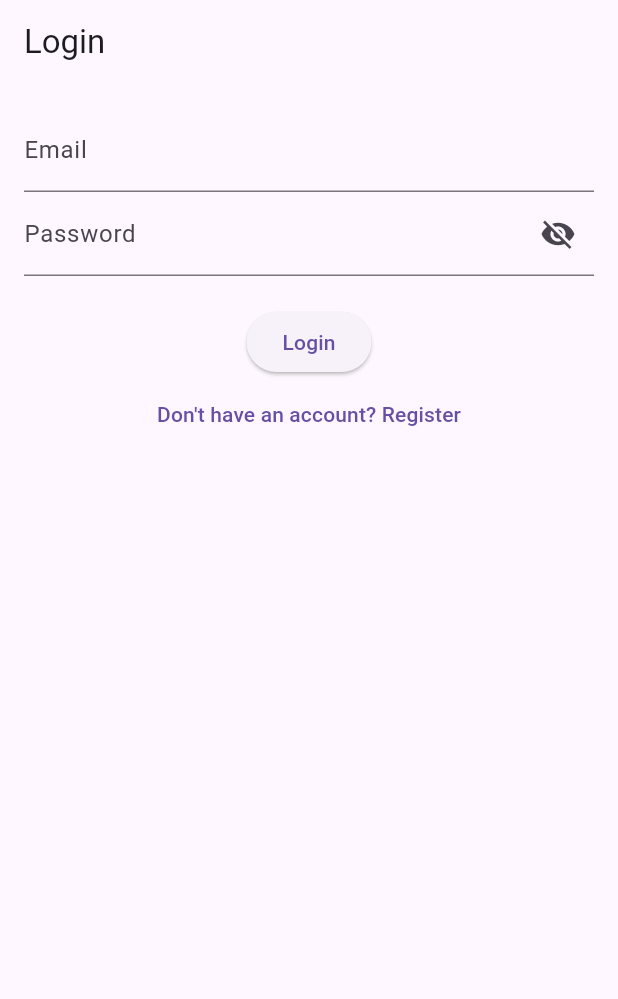
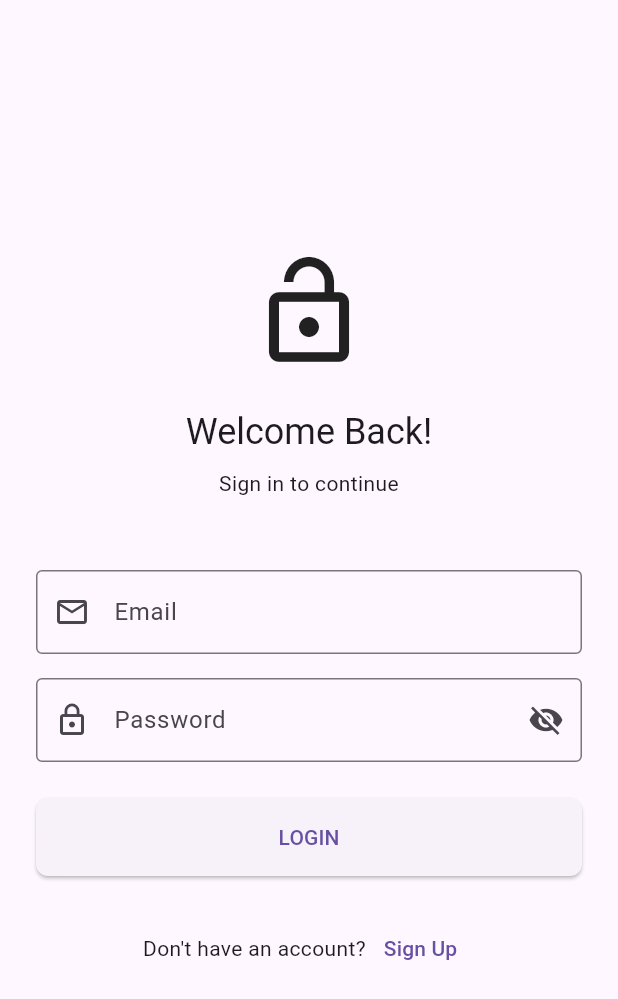
Before and after one commit to ashimsap/dummy_app, a Flutter app: the screen it shows after launch, on a phone screen of 412 x 824 dp. Shown: the top 999 px of the screen. Run offline on Flutter 3.47's test engine with Material 3 defaults, Android fonts, the phone set to English and light mode, and no system bars; our stand-ins replace flutter_riverpod.

Commit message:
updates on the login and register form ui.

```diff
--- a/lib/ui/screens/homapage.dart
+++ b/lib/ui/screens/homapage.dart
@@ -38,7 +38,7 @@ class HomeScreen extends ConsumerWidget {
 
 
     return Scaffold(
-      appBar: AppBar(title: Text('Home')),
+      appBar: AppBar(title: Text('Satate Testing with Riverpod')),
       body: Center(
         child: Column(
           mainAxisAlignment: MainAxisAlignment.center,
@@ -46,7 +46,7 @@ class HomeScreen extends ConsumerWidget {
             Text('You are logged in!'),
             SizedBox(height: 20),
             Text(
-              'Session expires in: ${authState.remainingSeconds} seconds',
+              'Session will expire in: ${authState.remainingSeconds} seconds',
               style: TextStyle(fontSize: 18),
             ),
           ],
--- a/lib/ui/screens/login_form.dart
+++ b/lib/ui/screens/login_form.dart
@@ -1,13 +1,13 @@
-import 'package:dummy_app/ui/screens/register_form.dart';
 import 'package:flutter/material.dart';
 import 'package:flutter_riverpod/flutter_riverpod.dart';
 
 import '../../notifiers/auth_notifiers.dart';
 import '../../state/auth_states.dart';
 import 'homapage.dart';
+import 'register_form.dart';
 
 class LoginScreen extends ConsumerStatefulWidget {
-  const LoginScreen({super.key});
+  const LoginScreen({Key? key}) : super(key: key);
 
   @override
   ConsumerState<LoginScreen> createState() => _LoginScreenState();
@@ -15,86 +15,137 @@ class LoginScreen extends ConsumerStatefulWidget {
 
 class _LoginScreenState extends ConsumerState<LoginScreen> {
   final _formKey = GlobalKey<FormState>();
-  final emailController = TextEditingController();
-  final passwordController = TextEditingController();
+  final _emailController = TextEditingController();
+  final _passwordController = TextEditingController();
   bool _obscurePassword = true;
+
+  @override
+  void dispose() {
+    _emailController.dispose();
+    _passwordController.dispose();
+    super.dispose();
+  }
 
   @override
   Widget build(BuildContext context) {
     ref.listen<AuthState>(authProvider, (previous, next) {
       if (next.status == AuthStatus.success) {
         Navigator.pushReplacement(
-            context, MaterialPageRoute(builder: (_) => HomeScreen()));
-      }
-
-      if (next.status == AuthStatus.error) {
-        ScaffoldMessenger.of(context)
-            .showSnackBar(SnackBar(content: Text(next.message!)));
+          context,
+          MaterialPageRoute(builder: (_) => const HomeScreen()),
+        );
+      } else if (next.status == AuthStatus.error) {
+        ScaffoldMessenger.of(context).showSnackBar(
+          SnackBar(content: Text(next.message ?? 'An error occurred')),
+        );
       }
     });
 
     final authState = ref.watch(authProvider);
 
     return Scaffold(
-      appBar: AppBar(title: Text('Login')),
-      body: Padding(
-        padding: const EdgeInsets.all(16),
+      body: SafeArea(
+        child: Center(
+          child: SingleChildScrollView(
+            padding: const EdgeInsets.symmetric(horizontal: 24.0),
             child: Form(
               key: _formKey,
               child: Column(
+                mainAxisAlignment: MainAxisAlignment.center,
+                crossAxisAlignment: CrossAxisAlignment.stretch,
                 children: [
+                  const Icon(Icons.lock_open, size: 80),
+                  const SizedBox(height: 24.0),
+                  Text(
+                    'Welcome Back!',
+                    textAlign: TextAlign.center,
+                    style: Theme.of(context).textTheme.headlineSmall,
+                  ),
+                  const SizedBox(height: 8.0),
+                  Text(
+                    'Sign in to continue',
+                    textAlign: TextAlign.center,
+                    style: Theme.of(context).textTheme.bodyMedium,
+                  ),
+                  const SizedBox(height: 48.0),
                   TextFormField(
-                controller: emailController,
-                decoration: InputDecoration(labelText: 'Email'),
+                    controller: _emailController,
+                    decoration: const InputDecoration(
+                      prefixIcon: Icon(Icons.email_outlined),
+                      labelText: 'Email',
+                      border: OutlineInputBorder(),
+                    ),
+                    keyboardType: TextInputType.emailAddress,
                     validator: (val) {
-                  if (val == null || val.isEmpty) return 'Email required';
+                      if (val == null || val.isEmpty) return 'Email is required';
                       if (!RegExp(r'\S+@\S+\.\S+').hasMatch(val)) {
-                    return 'Enter valid email';
+                        return 'Please enter a valid email address';
                       }
                       return null;
                     },
                   ),
+                  const SizedBox(height: 16.0),
                   TextFormField(
-                controller: passwordController,
+                    controller: _passwordController,
                     obscureText: _obscurePassword,
                     decoration: InputDecoration(
+                      prefixIcon: const Icon(Icons.lock_outline),
                       labelText: 'Password',
+                      border: const OutlineInputBorder(),
                       suffixIcon: IconButton(
-                    icon: Icon(_obscurePassword
-                        ? Icons.visibility_off
-                        : Icons.visibility),
-                    onPressed: () => setState(() => _obscurePassword = !_obscurePassword),
+                        icon: Icon(
+                          _obscurePassword ? Icons.visibility_off : Icons.visibility,
+                        ),
+                        onPressed: () =>
+                            setState(() => _obscurePassword = !_obscurePassword),
                       ),
                     ),
                     validator: (val) {
-                  if (val == null || val.isEmpty) return 'Password required';
+                      if (val == null || val.isEmpty) return 'Password is required';
                       return null;
                     },
                   ),
-              SizedBox(height: 20),
+                  const SizedBox(height: 24.0),
                   ElevatedButton(
+                    style: ElevatedButton.styleFrom(
+                      padding: const EdgeInsets.symmetric(vertical: 16.0),
+                      shape: RoundedRectangleBorder(
+                        borderRadius: BorderRadius.circular(8.0),
+                      ),
+                    ),
                     onPressed: authState.status == AuthStatus.loading
                         ? null
                         : () {
                             if (_formKey.currentState!.validate()) {
                               ref.read(authProvider.notifier).login(
-                      emailController.text,
-                      passwordController.text,
+                                    _emailController.text,
+                                    _passwordController.text,
                                   );
                             }
                           },
                     child: authState.status == AuthStatus.loading
-                    ? CircularProgressIndicator(color: Colors.white)
-                    : Text('Login'),
+                        ? const CircularProgressIndicator(valueColor: AlwaysStoppedAnimation<Color>(Colors.white))
+                        : const Text('LOGIN'),
                   ),
+                  const SizedBox(height: 24.0),
+                  Row(
+                    mainAxisAlignment: MainAxisAlignment.center,
+                    children: [
+                      const Text("Don't have an account?"),
                       TextButton(
                         onPressed: () {
-                  Navigator.pushReplacement(context,
-                      MaterialPageRoute(builder: (_) => RegisterScreen()));
+                          Navigator.pushReplacement(
+                            context,
+                            MaterialPageRoute(builder: (_) => const RegisterScreen()),
+                          );
                         },
-                child: Text('Don\'t have an account? Register'),
+                        child: const Text('Sign Up'),
                       ),
                     ],
+                  ),
+                ],
+              ),
+            ),
           ),
         ),
       ),
```
Also changed, not shown: lib/ui/screens/register_form.dart (+83 -50 lines). Lines whose indentation alone changed are shown as unchanged.
